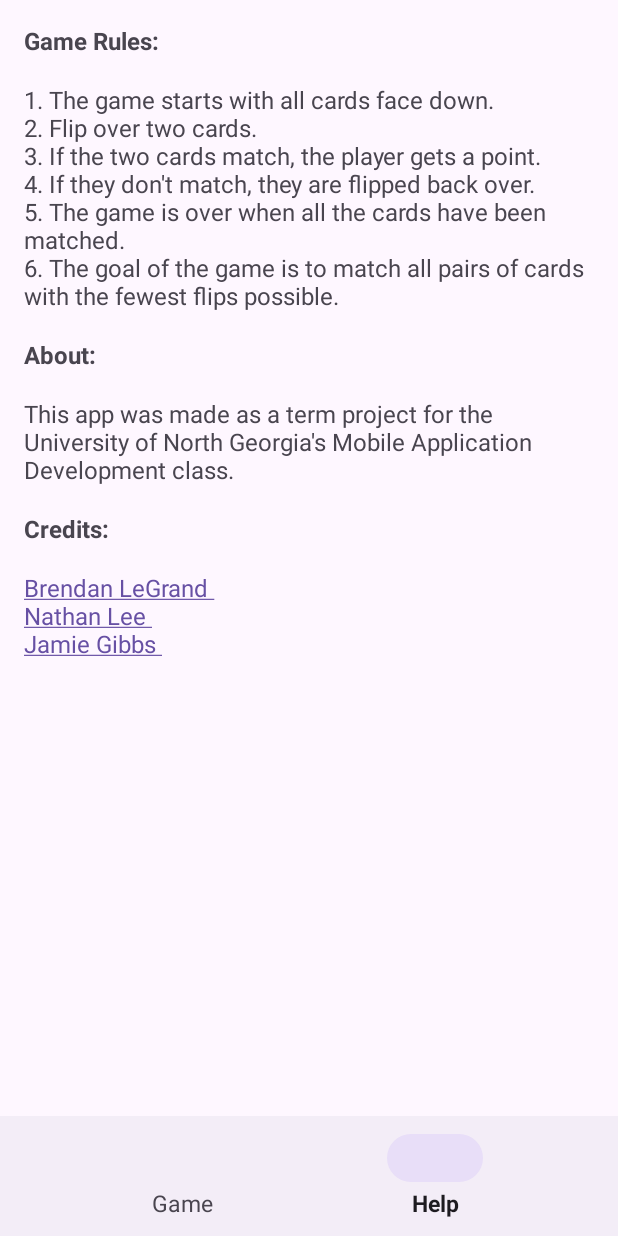
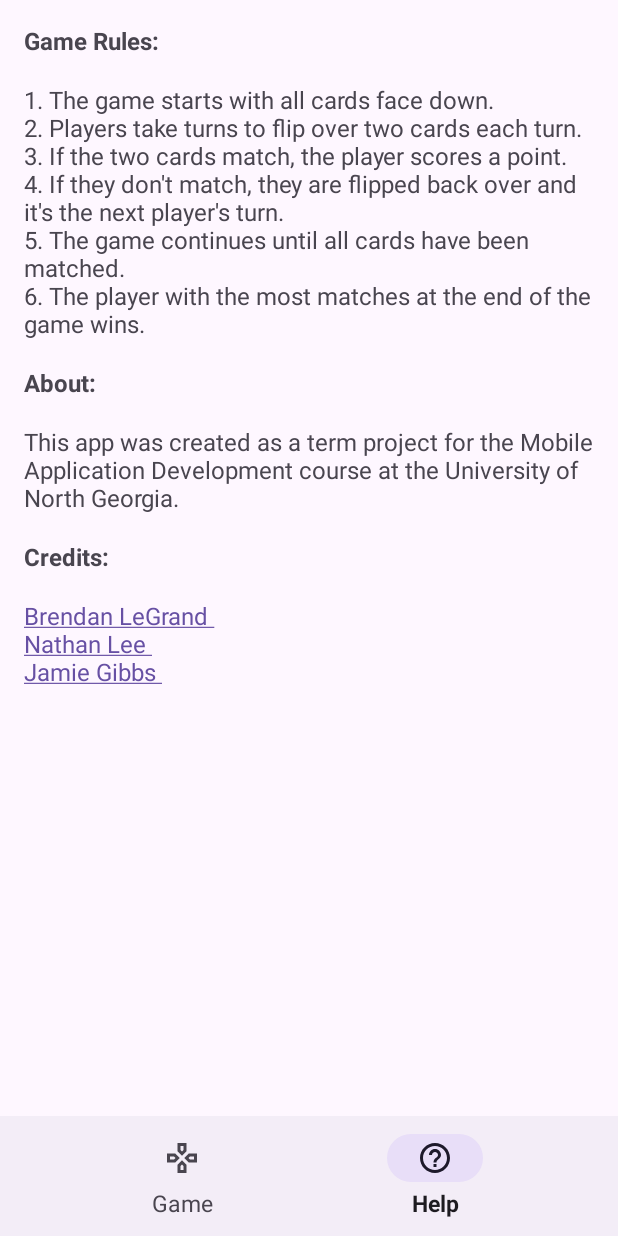
Before and after one commit to BrendanoElTaco/CSCI3660_Memory_Game, an Android app: the screen it shows after launch (MainActivity), item 2 of the bottom bar chosen, on a phone screen of 412 x 824 dp. Run offline under Robolectric (Android 15) with nearby library versions, the phone set to English and light mode, and no system bars.

Commit message:
Added icons to the nav bar & various bug fixes

```diff
--- a/app/src/main/java/com/termproject/memorygame/GameFragment.java
+++ b/app/src/main/java/com/termproject/memorygame/GameFragment.java
@@ -79,6 +79,10 @@ public class GameFragment extends Fragment {
     private void flipCard(int position) {
         // Prevent flipping more than two cards or re-flipping a matched card
         if (flippedCount >= 2 || adapter.isMatched(position)) {
+            return;
+        }
+        if (flippedCount == 1 && position == firstFlippedPosition) {
+            // If the same card is tapped twice, ignore the second tap
             return;
         }
 
--- a/app/src/main/java/com/termproject/memorygame/HelpFragment.java
+++ b/app/src/main/java/com/termproject/memorygame/HelpFragment.java
@@ -26,17 +26,18 @@ public class HelpFragment extends Fragment {
         // HTML content to be displayed in the TextView, includes game rules and credits with hyperlinks
         String gameRules = "<b>Game Rules:</b><br><br>" +
                 "1. The game starts with all cards face down.<br>" +
-                "2. Flip over two cards.<br>" +
-                "3. If the two cards match, the player gets a point.<br>" +
-                "4. If they don't match, they are flipped back over.<br>" +
-                "5. The game is over when all the cards have been matched.<br>" +
-                "6. The goal of the game is to match all pairs of cards with the fewest flips possible.<br><br>" +
+                "2. Players take turns to flip over two cards each turn.<br>" +
+                "3. If the two cards match, the player scores a point.<br>" +
+                "4. If they don't match, they are flipped back over and it's the next player's turn.<br>" +
+                "5. The game continues until all cards have been matched.<br>" +
+                "6. The player with the most matches at the end of the game wins.<br><br>" +
                 "<b>About:</b><br><br>" +
-                "This app was made as a term project for the University of North Georgia's Mobile Application Development class.<br><br>" +
+                "This app was created as a term project for the Mobile Application Development course at the University of North Georgia.<br><br>" +
                 "<b>Credits:</b><br><br>" +
                 "<a href=\"https://github.com/BrendanoElTaco\">Brendan LeGrand </a><br>" +
                 "<a href=\"https://github.com/natemvm\">Nathan Lee </a><br>" +
                 "<a href=\"https://github.com/JamieGibbs1\">Jamie Gibbs </a><br>";
+
 
         // Set the formatted HTML text to the TextView based on Android version
         if (android.os.Build.VERSION.SDK_INT >= android.os.Build.VERSION_CODES.N) {
--- /dev/null
+++ b/app/src/main/res/drawable/baseline_help_outline_24.xml
@@ -0,0 +1,5 @@
+<vector xmlns:android="http://schemas.android.com/apk/res/android" android:autoMirrored="true" android:height="24dp" android:tint="#000000" android:viewportHeight="24" android:viewportWidth="24" android:width="24dp">
+
+    <path android:fillColor="@android:color/white" android:pathData="M11,18h2v-2h-2v2zM12,2C6.48,2 2,6.48 2,12s4.48,10 10,10 10,-4.48 10,-10S17.52,2 12,2zM12,20c-4.41,0 -8,-3.59 -8,-8s3.59,-8 8,-8 8,3.59 8,8 -3.59,8 -8,8zM12,6c-2.21,0 -4,1.79 -4,4h2c0,-1.1 0.9,-2 2,-2s2,0.9 2,2c0,2 -3,1.75 -3,5h2c0,-2.25 3,-2.5 3,-5 0,-2.21 -1.79,-4 -4,-4z"/>
+
+</vector>
--- /dev/null
+++ b/app/src/main/res/drawable/outline_games_24.xml
@@ -0,0 +1,5 @@
+<vector xmlns:android="http://schemas.android.com/apk/res/android" android:height="24dp" android:tint="#000000" android:viewportHeight="24" android:viewportWidth="24" android:width="24dp">
+
+    <path android:fillColor="@android:color/white" android:pathData="M13,4v2.67l-1,1 -1,-1L11,4h2m7,7v2h-2.67l-1,-1 1,-1L20,11M6.67,11l1,1 -1,1L4,13v-2h2.67M12,16.33l1,1L13,20h-2v-2.67l1,-1M15,2L9,2v5.5l3,3 3,-3L15,2zM22,9h-5.5l-3,3 3,3L22,15L22,9zM7.5,9L2,9v6h5.5l3,-3 -3,-3zM12,13.5l-3,3L9,22h6v-5.5l-3,-3z"/>
+
+</vector>
--- a/app/src/main/res/menu/bottom_navigation_menu.xml
+++ b/app/src/main/res/menu/bottom_navigation_menu.xml
@@ -2,8 +2,11 @@
 <menu xmlns:android="http://schemas.android.com/apk/res/android">
     <item
         android:id="@+id/nav_game"
-        android:title="Game" />
+        android:icon="@drawable/outline_games_24"
+        android:title="@string/game" />
     <item
         android:id="@+id/nav_help"
-        android:title="Help" />
+        android:icon="@drawable/baseline_help_outline_24"
+        android:title="@string/help" />
+
 </menu>
--- a/app/src/main/res/values/strings.xml
+++ b/app/src/main/res/values/strings.xml
@@ -1,3 +1,5 @@
 <resources>
     <string name="app_name">QuickFlip Memory Challenge</string>
+    <string name="game">Game</string>
+    <string name="help">Help</string>
 </resources>
```
